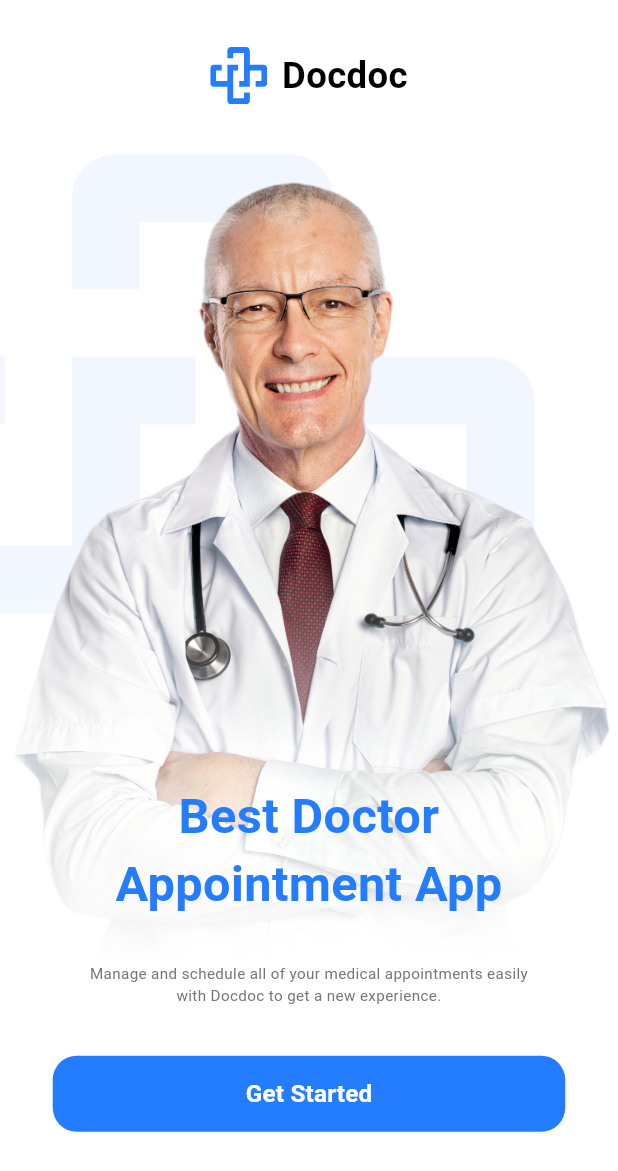
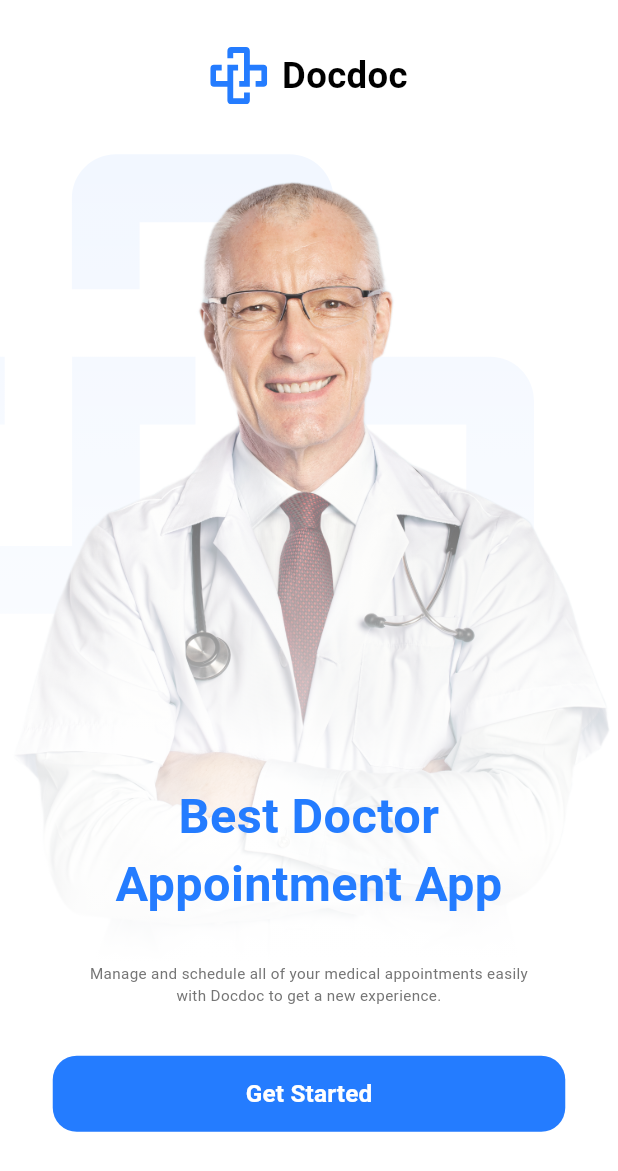
Before and after one commit to abdelrahmankareem/doctor_reservation, a Flutter app: the screen it shows after launch, on a phone screen of 412 x 824 dp. Shown: the top 1171 px of the screen. Run offline on Flutter 3.47's test engine with Material 3 defaults, Android fonts, the phone set to English and light mode, and no system bars; our stand-ins replace flutter_screenutil, flutter_svg.

Commit message:
add image and svgs add app router add file onboarding screen ui on boarding done

```diff
--- a/lib/features/onboarding/ui/widgets/custom_button.dart
+++ b/lib/features/onboarding/ui/widgets/custom_button.dart
@@ -12,6 +12,7 @@ class CustomGetStartButton extends StatelessWidget {
   Widget build(BuildContext context) {
     return TextButton(
       style: ButtonStyle(
+          tapTargetSize: MaterialTapTargetSize.shrinkWrap,
           shape: WidgetStatePropertyAll(
             RoundedRectangleBorder(
               borderRadius: BorderRadius.circular(16),
--- a/lib/features/onboarding/ui/widgets/doctor_image_text_widget.dart
+++ b/lib/features/onboarding/ui/widgets/doctor_image_text_widget.dart
@@ -14,8 +14,11 @@ class DoctorimageAndTextWidget extends StatelessWidget {
             foregroundDecoration: BoxDecoration(
                 gradient: LinearGradient(
                     begin: Alignment.bottomCenter,
-                    end: Alignment.center,
-                    colors: [Colors.white, Colors.white.withOpacity(0.0)])),
+                    end: Alignment.topCenter,
+                    colors: [
+                  Colors.white,
+                  Colors.white.withOpacity(0.0),
+                ])),
             child: Image.asset("assets/images/doctor.png")),
         Positioned(
             left: 0,
```
